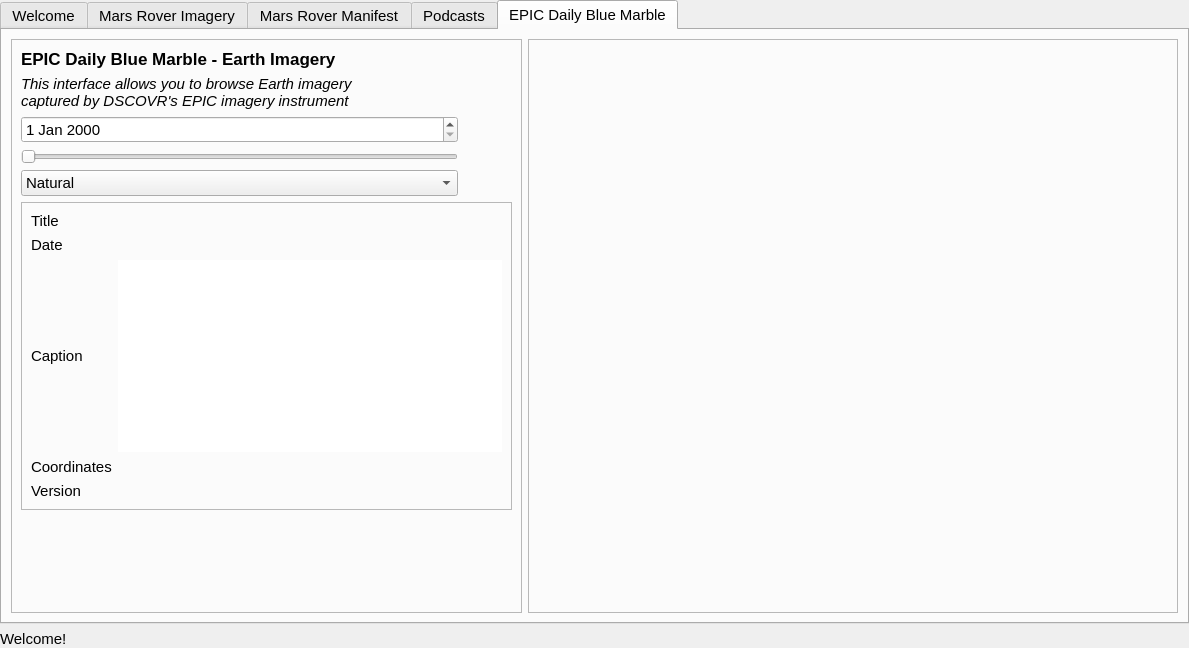
Qt form mainwindow.ui (DavidJerman/AstroXplorer) before a commit.
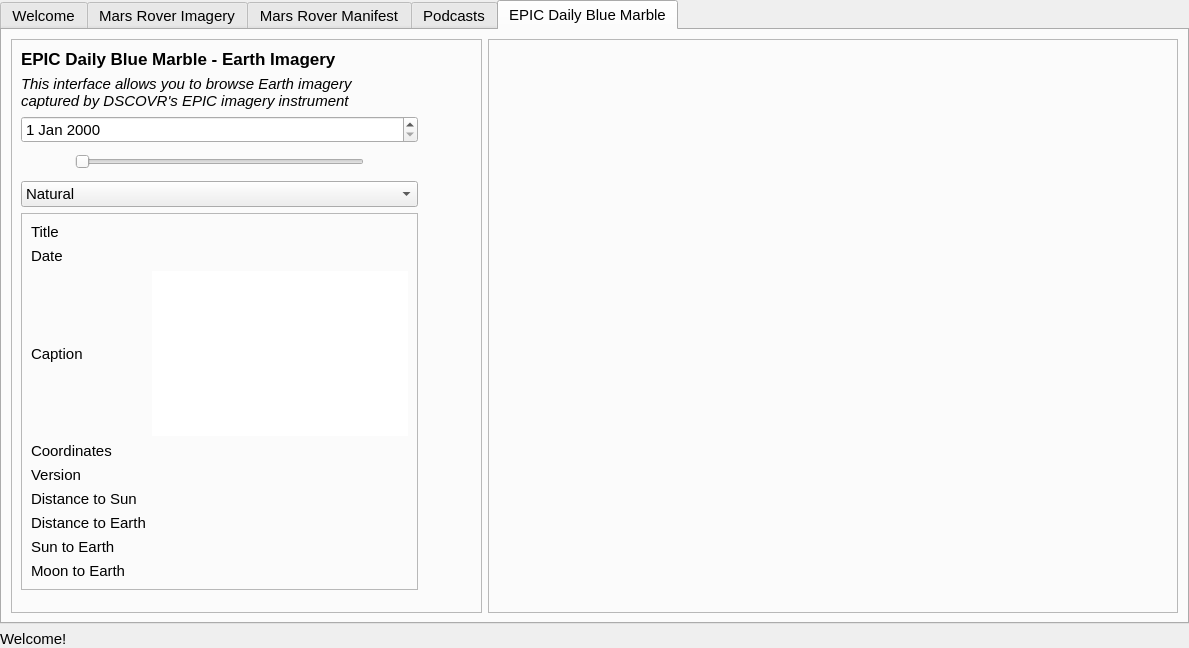
The same form after that commit. Icons and pictures are not drawn.

Commit message: Images now have data about distances and coordinates

```diff
--- a/mainwindow.ui
+++ b/mainwindow.ui
@@ -4144,7 +4144,7 @@
        <attribute name="title">
         <string>EPIC Daily Blue Marble</string>
        </attribute>
-       <layout class="QHBoxLayout" name="horizontalLayout_61" stretch="11,14">
+       <layout class="QHBoxLayout" name="horizontalLayout_61" stretch="0,14">
         <item>
          <widget class="QFrame" name="EPICQueryFrame">
           <property name="frameShape">
@@ -4154,75 +4154,47 @@
            <enum>QFrame::Raised</enum>
           </property>
           <layout class="QGridLayout" name="gridLayout">
-           <item row="4" column="0">
-            <widget class="QComboBox" name="EPICImageTypeComboBox">
-             <item>
-              <property name="text">
-               <string>Natural</string>
-              </property>
-             </item>
-             <item>
-              <property name="text">
-               <string>Enhanced</string>
-              </property>
-             </item>
-            </widget>
-           </item>
-           <item row="2" column="1">
-            <widget class="QPushButton" name="EPICSearchButton">
-             <property name="text">
-              <string/>
-             </property>
-             <property name="icon">
-              <iconset>
-               <normaloff>icons/bx-search-alt-2.png</normaloff>icons/bx-search-alt-2.png</iconset>
-             </property>
-             <property name="iconSize">
-              <size>
-               <width>28</width>
-               <height>28</height>
-              </size>
-             </property>
-             <property name="flat">
-              <bool>true</bool>
-             </property>
-            </widget>
-           </item>
-           <item row="1" column="0" colspan="2">
-            <widget class="QLabel" name="EPICDescriptionLabel">
-             <property name="font">
-              <font>
-               <pointsize>11</pointsize>
-               <italic>true</italic>
-              </font>
-             </property>
-             <property name="text">
-              <string>This interface allows you to browse Earth imagery 
-captured by DSCOVR's EPIC imagery instrument</string>
-             </property>
-            </widget>
-           </item>
-           <item row="4" column="1">
-            <widget class="QPushButton" name="EPICImageTypeButton">
-             <property name="text">
-              <string/>
-             </property>
-             <property name="icon">
-              <iconset>
-               <normaloff>icons/bx-color.png</normaloff>icons/bx-color.png</iconset>
-             </property>
-             <property name="iconSize">
-              <size>
-               <width>28</width>
-               <height>28</height>
-              </size>
-             </property>
-             <property name="flat">
-              <bool>true</bool>
-             </property>
-            </widget>
-           </item>
            <item row="3" column="0">
+            <widget class="QPushButton" name="EPICPrevDateButton">
+             <property name="text">
+              <string/>
+             </property>
+             <property name="icon">
+              <iconset>
+               <normaloff>icons/bx-skip-previous.png</normaloff>icons/bx-skip-previous.png</iconset>
+             </property>
+             <property name="iconSize">
+              <size>
+               <width>28</width>
+               <height>28</height>
+              </size>
+             </property>
+             <property name="flat">
+              <bool>true</bool>
+             </property>
+            </widget>
+           </item>
+           <item row="3" column="2">
+            <widget class="QPushButton" name="EPICNextDateButton">
+             <property name="text">
+              <string/>
+             </property>
+             <property name="icon">
+              <iconset>
+               <normaloff>icons/bx-skip-next.png</normaloff>icons/bx-skip-next.png</iconset>
+             </property>
+             <property name="iconSize">
+              <size>
+               <width>28</width>
+               <height>28</height>
+              </size>
+             </property>
+             <property name="flat">
+              <bool>true</bool>
+             </property>
+            </widget>
+           </item>
+           <item row="3" column="1">
             <widget class="QSlider" name="EPICDateSlider">
              <property name="maximum">
               <number>0</number>
@@ -4232,23 +4204,7 @@
              </property>
             </widget>
            </item>
-           <item row="0" column="0">
-            <widget class="QLabel" name="EPICTitleLabel">
-             <property name="font">
-              <font>
-               <pointsize>13</pointsize>
-               <bold>true</bold>
-              </font>
-             </property>
-             <property name="text">
-              <string>EPIC Daily Blue Marble - Earth Imagery</string>
-             </property>
-            </widget>
-           </item>
-           <item row="2" column="0">
-            <widget class="QDateEdit" name="EPICDate"/>
-           </item>
-           <item row="6" column="0">
+           <item row="6" column="1">
             <spacer name="verticalSpacer_6">
              <property name="orientation">
               <enum>Qt::Vertical</enum>
@@ -4261,7 +4217,78 @@
              </property>
             </spacer>
            </item>
-           <item row="5" column="0" colspan="2">
+           <item row="4" column="3">
+            <widget class="QPushButton" name="EPICImageTypeButton">
+             <property name="text">
+              <string/>
+             </property>
+             <property name="icon">
+              <iconset>
+               <normaloff>icons/bx-color.png</normaloff>icons/bx-color.png</iconset>
+             </property>
+             <property name="iconSize">
+              <size>
+               <width>28</width>
+               <height>28</height>
+              </size>
+             </property>
+             <property name="flat">
+              <bool>true</bool>
+             </property>
+            </widget>
+           </item>
+           <item row="2" column="3">
+            <widget class="QPushButton" name="EPICSearchButton">
+             <property name="text">
+              <string/>
+             </property>
+             <property name="icon">
+              <iconset>
+               <normaloff>icons/bx-search-alt-2.png</normaloff>icons/bx-search-alt-2.png</iconset>
+             </property>
+             <property name="iconSize">
+              <size>
+               <width>28</width>
+               <height>28</height>
+              </size>
+             </property>
+             <property name="flat">
+              <bool>true</bool>
+             </property>
+            </widget>
+           </item>
+           <item row="2" column="0" colspan="3">
+            <widget class="QDateEdit" name="EPICDate"/>
+           </item>
+           <item row="1" column="0" colspan="3">
+            <widget class="QLabel" name="EPICDescriptionLabel">
+             <property name="font">
+              <font>
+               <pointsize>11</pointsize>
+               <italic>true</italic>
+              </font>
+             </property>
+             <property name="text">
+              <string>This interface allows you to browse Earth imagery 
+captured by DSCOVR's EPIC imagery instrument</string>
+             </property>
+            </widget>
+           </item>
+           <item row="4" column="0" colspan="3">
+            <widget class="QComboBox" name="EPICImageTypeComboBox">
+             <item>
+              <property name="text">
+               <string>Natural</string>
+              </property>
+             </item>
+             <item>
+              <property name="text">
+               <string>Enhanced</string>
+              </property>
+             </item>
+            </widget>
+           </item>
+           <item row="5" column="0" colspan="3">
             <widget class="QFrame" name="EPICImageDetailsFrame">
              <property name="minimumSize">
               <size>
@@ -4276,24 +4303,31 @@
               <enum>QFrame::Raised</enum>
              </property>
              <layout class="QGridLayout" name="gridLayout_11">
-              <item row="0" column="0">
-               <widget class="QLabel" name="EPICImageTitleLabel">
+              <item row="5" column="0">
+               <widget class="QLabel" name="EPICVersionLabel">
                 <property name="text">
-                 <string>Title</string>
+                 <string>Version</string>
                 </property>
                </widget>
               </item>
-              <item row="4" column="1">
-               <widget class="QLabel" name="EPICImageCordLabel_">
+              <item row="8" column="0">
+               <widget class="QLabel" name="EPICSunToEarthLabel">
                 <property name="text">
+                 <string>Sun to Earth</string>
+                </property>
+               </widget>
+              </item>
+              <item row="6" column="1">
+               <widget class="QLabel" name="EPICDistanceToSunLabel_">
+                <property name="text">
                  <string/>
                 </property>
                </widget>
               </item>
-              <item row="4" column="0">
-               <widget class="QLabel" name="EPICImageCordLabel">
+              <item row="5" column="1">
+               <widget class="QLabel" name="EPICVersionLabel_">
                 <property name="text">
-                 <string>Coordinates</string>
+                 <string/>
                 </property>
                </widget>
               </item>
@@ -4305,6 +4339,44 @@
                 <property name="frameShadow">
                  <enum>QFrame::Plain</enum>
                 </property>
+                <property name="readOnly">
+                 <bool>true</bool>
+                </property>
+               </widget>
+              </item>
+              <item row="7" column="1">
+               <widget class="QLabel" name="EPICDistanceToEarth_">
+                <property name="text">
+                 <string/>
+                </property>
+               </widget>
+              </item>
+              <item row="4" column="1">
+               <widget class="QLabel" name="EPICImageCordLabel_">
+                <property name="text">
+                 <string/>
+                </property>
+               </widget>
+              </item>
+              <item row="0" column="0">
+               <widget class="QLabel" name="EPICImageTitleLabel">
+                <property name="text">
+                 <string>Title</string>
+                </property>
+               </widget>
+              </item>
+              <item row="4" column="0">
+               <widget class="QLabel" name="EPICImageCordLabel">
+                <property name="text">
+                 <string>Coordinates</string>
+                </property>
+               </widget>
+              </item>
+              <item row="7" column="0">
+               <widget class="QLabel" name="EPICDistanceToEarth">
+                <property name="text">
+                 <string>Distance to Earth</string>
+                </property>
                </widget>
               </item>
               <item row="2" column="0">
@@ -4321,6 +4393,13 @@
                 </property>
                </widget>
               </item>
+              <item row="8" column="1">
+               <widget class="QLabel" name="EPICSunToEarthLabel_">
+                <property name="text">
+                 <string/>
+                </property>
+               </widget>
+              </item>
               <item row="0" column="1">
                <widget class="QLabel" name="EPICImageTitleLabel_">
                 <property name="text">
@@ -4328,6 +4407,13 @@
                 </property>
                </widget>
               </item>
+              <item row="6" column="0">
+               <widget class="QLabel" name="EPICDistanceToSunLabel">
+                <property name="text">
+                 <string>Distance to Sun</string>
+                </property>
+               </widget>
+              </item>
               <item row="1" column="0">
                <widget class="QLabel" name="EPICImageDateLabel">
                 <property name="text">
@@ -4335,15 +4421,15 @@
                 </property>
                </widget>
               </item>
-              <item row="5" column="0">
-               <widget class="QLabel" name="EPICVersionLabel">
+              <item row="9" column="0">
+               <widget class="QLabel" name="EPICMoonToEarthLabel">
                 <property name="text">
-                 <string>Version</string>
+                 <string>Moon to Earth</string>
                 </property>
                </widget>
               </item>
-              <item row="5" column="1">
-               <widget class="QLabel" name="EPICVersionLabel_">
+              <item row="9" column="1">
+               <widget class="QLabel" name="EPICMoonToEarthLabel_">
                 <property name="text">
                  <string/>
                 </property>
@@ -4352,6 +4438,19 @@
              </layout>
             </widget>
            </item>
+           <item row="0" column="0" colspan="2">
+            <widget class="QLabel" name="EPICTitleLabel">
+             <property name="font">
+              <font>
+               <pointsize>13</pointsize>
+               <bold>true</bold>
+              </font>
+             </property>
+             <property name="text">
+              <string>EPIC Daily Blue Marble - Earth Imagery</string>
+             </property>
+            </widget>
+           </item>
           </layout>
          </widget>
         </item>
@@ -4369,7 +4468,7 @@
           <property name="frameShadow">
            <enum>QFrame::Raised</enum>
           </property>
-          <layout class="QGridLayout" name="gridLayout_7" columnstretch="1,50,1">
+          <layout class="QGridLayout" name="gridLayout_7" columnstretch="1,100,1">
            <property name="spacing">
             <number>0</number>
            </property>
@@ -4393,6 +4492,26 @@
              </property>
             </widget>
            </item>
+           <item row="0" column="0">
+            <widget class="QPushButton" name="EPICPrevImageButton">
+             <property name="text">
+              <string/>
+             </property>
+             <property name="icon">
+              <iconset>
+               <normaloff>icons/bx-skip-previous.png</normaloff>icons/bx-skip-previous.png</iconset>
+             </property>
+             <property name="iconSize">
+              <size>
+               <width>48</width>
+               <height>5000</height>
+              </size>
+             </property>
+             <property name="flat">
+              <bool>true</bool>
+             </property>
+            </widget>
+           </item>
            <item row="0" column="1">
             <widget class="QLabel" name="EPICImageLabel">
              <property name="text">
@@ -4403,26 +4522,6 @@
              </property>
             </widget>
            </item>
-           <item row="0" column="0">
-            <widget class="QPushButton" name="EPICPrevImageButton">
-             <property name="text">
-              <string/>
-             </property>
-             <property name="icon">
-              <iconset>
-               <normaloff>icons/bx-skip-previous.png</normaloff>icons/bx-skip-previous.png</iconset>
-             </property>
-             <property name="iconSize">
-              <size>
-               <width>48</width>
-               <height>5000</height>
-              </size>
-             </property>
-             <property name="flat">
-              <bool>true</bool>
-             </property>
-            </widget>
-           </item>
           </layout>
          </widget>
         </item>
```
The commit also changes 9 other files.
